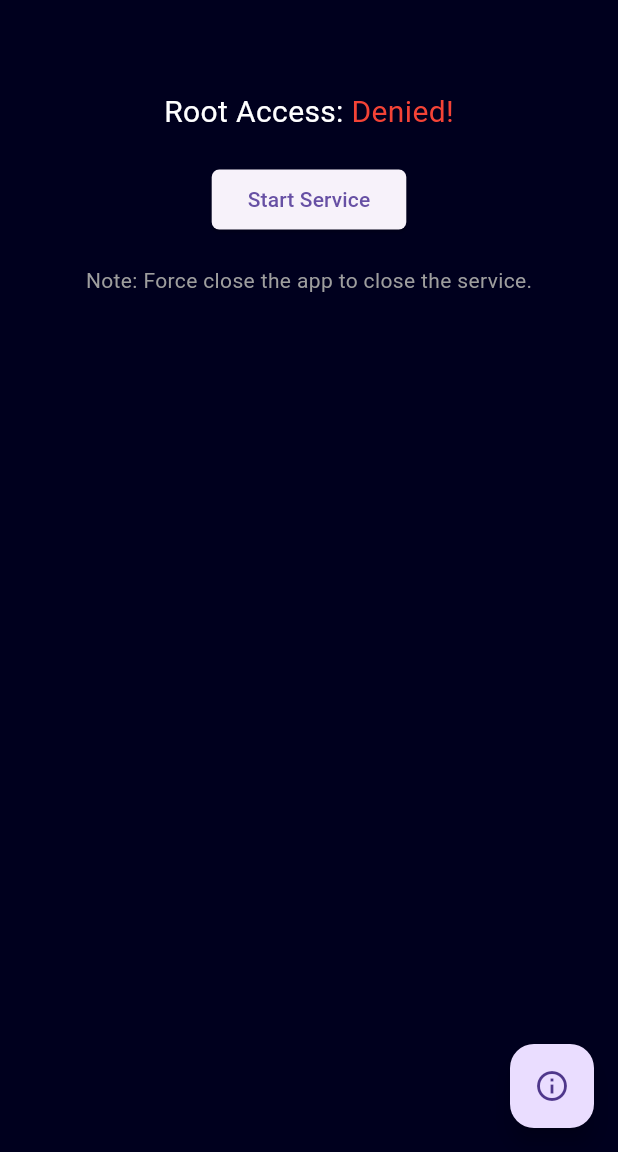
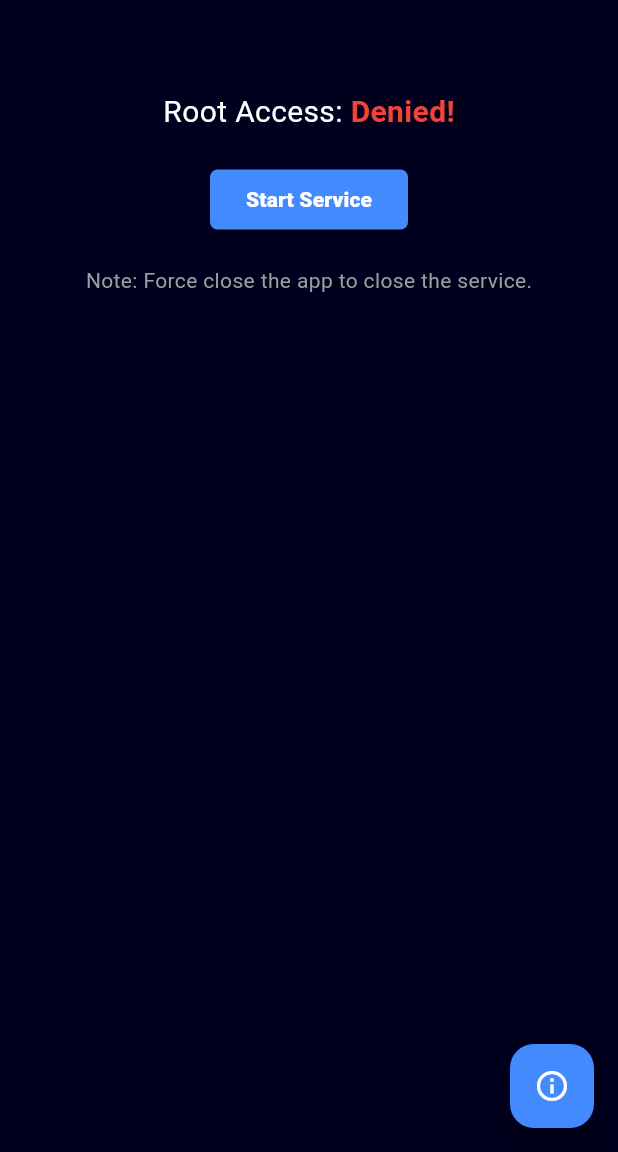
Before and after one commit to meltamagodan/Keep-Rotating, a Flutter app: the screen it shows after launch, after a tap on "Start Service", on a phone screen of 412 x 824 dp, the part 84-1236 px from its top. Run offline on Flutter 3.47's test engine with Material 3 defaults, Android fonts, the phone set to English and light mode, and no system bars; our stand-ins replace awesome_notifications; missing offline and left inert: root.

Commit message:
Update main.dart

```diff
--- a/keeprotating/lib/main.dart
+++ b/keeprotating/lib/main.dart
@@ -9,13 +9,10 @@ import 'package:url_launcher/url_launcher.dart';
 void main() async {
   await AwesomeNotifications().initialize(null, [
     NotificationChannel(
-      channelGroupKey: 'group',
       channelKey: 'channelKey',
-      channelName: 'channelName',
-      channelDescription: 'channelDescription',
+      channelName: 'Service Notification',
+      channelDescription: 'Service Notification',
     )
-  ], channelGroups: [
-    NotificationChannelGroup(channelGroupKey: 'group', channelGroupName: 'channelGroupName')
   ]);
 
   runApp(const MaterialApp(home: MyApp()));
@@ -36,9 +33,6 @@ class _MyAppState extends State<MyApp> {
     super.initState();
     AwesomeNotifications().setListeners(
       onActionReceivedMethod: NotificationController.onActionReceivedMethod,
-      onDismissActionReceivedMethod: NotificationController.onDismissActionReceivedMethod,
-      onNotificationCreatedMethod: NotificationController.onNotificationCreatedMethod,
-      onNotificationDisplayedMethod: NotificationController.onNotificationDisplayedMethod,
     );
     checkRoot();
   }
@@ -57,7 +51,7 @@ class _MyAppState extends State<MyApp> {
         id: 1,
         channelKey: 'channelKey',
         title: 'Wanna Rotate?',
-        actionType: ActionType.SilentAction,
+        actionType: ActionType.KeepOnTop,
         category: NotificationCategory.Service,
         locked: true,
         autoDismissible: false,
@@ -69,16 +63,19 @@ class _MyAppState extends State<MyApp> {
           key: '0',
           label: 'Portrait',
           autoDismissible: false,
+          actionType: ActionType.KeepOnTop,
         ),
         NotificationActionButton(
           key: '1',
           label: 'Landscape',
           autoDismissible: false,
+          actionType: ActionType.KeepOnTop,
         ),
         NotificationActionButton(
-          key: '2',
+          key: '3',
           label: 'RevLandscape',
           autoDismissible: false,
+          actionType: ActionType.KeepOnTop,
         ),
       ],
     );
@@ -111,7 +108,7 @@ class _MyAppState extends State<MyApp> {
                 _status ? "Granted!" : "Denied!",
                 style: TextStyle(
                   fontSize: 20.0,
-                  color: _status ? Colors.green : Colors.red,
+                  color: _status ? Colors.green : Colors.red,fontWeight: FontWeight.bold,
                 ),
               )
             ],
@@ -121,13 +118,14 @@ class _MyAppState extends State<MyApp> {
           ),
           ElevatedButton(
             style: ElevatedButton.styleFrom(
+              backgroundColor: Colors.blueAccent,
                 shape: RoundedRectangleBorder(
               borderRadius: BorderRadius.circular(5),
             )),
             onPressed: () async {
               runService();
             },
-            child: const Text('Start Service'),
+            child: const Text('Start Service',style: TextStyle(color: Colors.white,fontWeight: FontWeight.w800,),),
           ),
           const SizedBox(
             height: 20.0,
@@ -139,6 +137,7 @@ class _MyAppState extends State<MyApp> {
         ],
       ),
       floatingActionButton: FloatingActionButton(
+        backgroundColor: Colors.blueAccent,
         onPressed: () {
           showDialog(
             barrierColor: Colors.white.withOpacity(0.1),
@@ -168,20 +167,18 @@ class _MyAppState extends State<MyApp> {
                           height: 10,
                         ),
                         const Text(
-                          'Version: 1.0z',
+                          'Version: 1.0.1-z',
                           style: TextStyle(color: Colors.grey),
                         ),
                         Row(
                           children: [
                             const Text(
                               'Made by: ',
-                              style: TextStyle(color: Colors.white),
+                              style: TextStyle(color: Colors.grey),
                             ),
                             GestureDetector(
                               onTap: () async {
-                                if (!await launchUrl(Uri.http("github.com", "/meltamagodan/Keep-Rotating"))) {
-                                  Future.error("Couldn't open the link!");
-                                }
+                                await launchUrl(Uri.http("github.com", "/meltamagodan/Keep-Rotating"));
                               },
                               child: const Text(
                                 'NEON',
@@ -198,7 +195,7 @@ class _MyAppState extends State<MyApp> {
             },
           );
         },
-        child: const Icon(Icons.info_outline),
+        child: const Icon(Icons.info_outline,color: Colors.white,),
       ),
     );
   }
```
